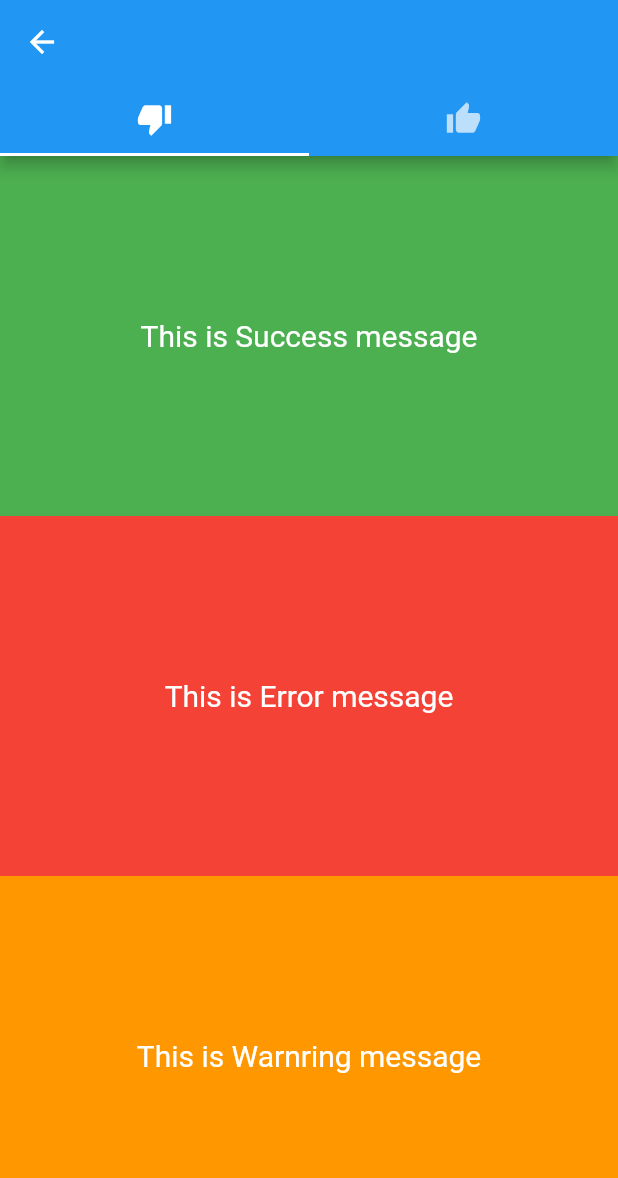
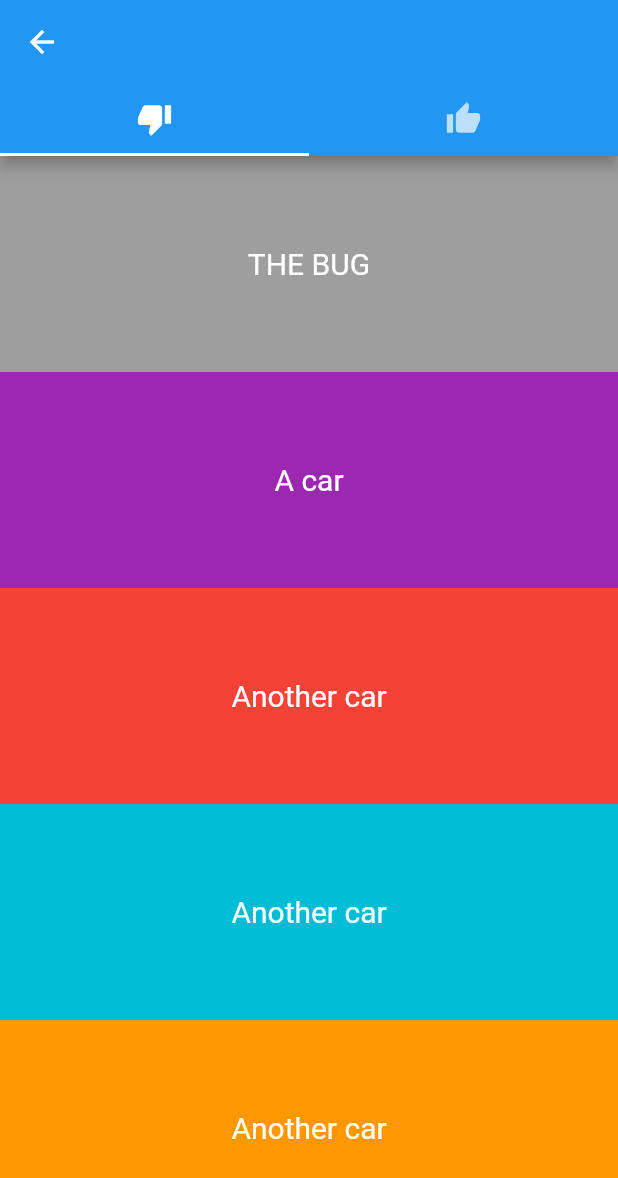
Before and after one commit to lukeurban/DoYouEvenFlutter, a Flutter app: the ApiEnumMapping screen opened by its route, on a phone screen of 412 x 824 dp. Shown: the top 1178 px of the screen. Run offline on Flutter 3.47's test engine with Material 2 defaults, Android fonts, the phone set to English and light mode, and no system bars.

Commit message:
ep2 refactors

```diff
--- a/lib/ep2_api_enum_mapping/api_enum_mapping.dart
+++ b/lib/ep2_api_enum_mapping/api_enum_mapping.dart
@@ -14,23 +14,33 @@ class _ApiEnumMappingState extends State<ApiEnumMapping> {
   List<Map<String, dynamic>> responseMock = [
     {
       'id': 1,
-      'name': 'This is Success message',
-      'status': 'SUCCESS',
+      'name': 'THE BUG',
+      'brand': 'VW',
     },
     {
-      'id': 1,
-      'name': 'This is Error message',
-      'status': 'ERROR',
+      'id': 2,
+      'name': 'A car',
+      'brand': 'BMW',
     },
     {
-      'id': 1,
-      'name': 'This is Warnring message',
-      'status': 'WARNRING',
+      'id': 3,
+      'name': 'Another car',
+      'brand': 'MERCEDES',
+    },
+    {
+      'id': 4,
+      'name': 'Another car',
+      'brand': 'TESLA',
+    },
+    {
+      'id': 5,
+      'name': 'Another car',
+      'brand': 'FORD',
     }
   ];
 
   Widget buildModelV1View() {
-    List<ApiModel> modelV1 = responseMock.map((jsonData) => ApiModel.fromJson(jsonData)).toList();
+    List<Car> modelV1 = responseMock.map((jsonData) => Car.fromJson(jsonData)).toList();
 
     TextStyle textStyle = TextStyle(color: Colors.white, fontSize: 20);
     return Container(
@@ -55,7 +65,7 @@ class _ApiEnumMappingState extends State<ApiEnumMapping> {
   }
 
   Widget buildModelV2View() {
-    List<ApiModel2> modelV2 = responseMock.map((jsonData) => ApiModel2.fromJson(jsonData)).toList();
+    List<Car2> modelV2 = responseMock.map((jsonData) => Car2.fromJson(jsonData)).toList();
     TextStyle textStyle = TextStyle(color: Colors.white, fontSize: 20);
     return Container(
       width: double.infinity,
@@ -78,17 +88,26 @@ class _ApiEnumMappingState extends State<ApiEnumMapping> {
     );
   }
 
-  Color modelV2BgColor(ApiModel2 model) {
+  Color modelV2BgColor(Car2 model) {
     Color color;
-    switch (model.status) {
-      case 'SUCCESS':
+    switch (model.brand) {
+      case 'VOLVO':
         color = Colors.green;
         break;
-      case 'ERROR':
+      case 'MERCEDES':
         color = Colors.red;
         break;
-      case 'WARNRING':
+      case 'BMW':
+        color = Colors.purple;
+        break;
+      case 'TESLA':
+        color = Colors.cyan;
+        break;
+      case 'FORD':
         color = Colors.orange;
+        break;
+      case 'VW':
+        color = Colors.grey;
         break;
       default:
         color = Colors.transparent;
@@ -96,17 +115,26 @@ class _ApiEnumMappingState extends State<ApiEnumMapping> {
     return color;
   }
 
-  Color modelV1BgColor(ApiModel model) {
+  Color modelV1BgColor(Car model) {
     Color color;
-    switch (model.status) {
-      case ApiModelStatus.Success:
+    switch (model.brand) {
+      case CarBrand.Volvo:
         color = Colors.green;
         break;
-      case ApiModelStatus.Error:
+      case CarBrand.Mercedes:
         color = Colors.red;
         break;
-      case ApiModelStatus.Warnring:
+      case CarBrand.BMW:
+        color = Colors.purple;
+        break;
+      case CarBrand.Tesla:
+        color = Colors.cyan;
+        break;
+      case CarBrand.Ford:
         color = Colors.orange;
+        break;
+      case CarBrand.VW:
+        color = Colors.grey;
         break;
       default:
         color = Colors.transparent;
--- a/lib/ep2_api_enum_mapping/api_model.dart
+++ b/lib/ep2_api_enum_mapping/api_model.dart
@@ -1,49 +1,58 @@
-class ApiModel {
+class Car {
   final int id;
   final String name;
-  final ApiModelStatus status;
-  ApiModel({
+  final CarBrand brand;
+  Car({
     this.id,
     this.name,
-    this.status,
+    this.brand,
   });
 
-  ApiModel.fromJson(Map<String, dynamic> json)
+  Car.fromJson(Map<String, dynamic> json)
       : id = json['id'],
         name = json['name'],
-        status = ResponseApiModelStatusMap[json['status']];
+        brand = ResponseCarBrandMap[json['brand']];
 }
 
-class ApiModel2 {
+class Car2 {
   final int id;
   final String name;
-  final String status;
-  ApiModel2({
+  final String brand;
+  Car2({
     this.id,
     this.name,
-    this.status,
+    this.brand,
   });
 
-  ApiModel2.fromJson(Map<String, dynamic> json)
+  Car2.fromJson(Map<String, dynamic> json)
       : id = json['id'],
         name = json['name'],
-        status = json['status'];
+        brand = json['brand'];
 }
 
-enum ApiModelStatus {
-  Success,
-  Error,
-  Warnring,
+enum CarBrand {
+  Volvo,
+  Mercedes,
+  BMW,
+  Tesla,
+  Ford,
+  VW,
 }
 
-const Map<String, ApiModelStatus> ResponseApiModelStatusMap = {
-  'SUCCESS': ApiModelStatus.Success,
-  'ERROR': ApiModelStatus.Error,
-  'WARNRING': ApiModelStatus.Warnring,
+const Map<String, CarBrand> ResponseCarBrandMap = {
+  'VOLVO': CarBrand.Volvo,
+  'MERCEDES': CarBrand.Mercedes,
+  'BMW': CarBrand.BMW,
+  'TESLA': CarBrand.Tesla,
+  'FORD': CarBrand.Ford,
+  'VW': CarBrand.VW,
 };
 
-const Map<ApiModelStatus, String> RequestApiModelStatusMap = {
-  ApiModelStatus.Success: 'SUCCESS',
-  ApiModelStatus.Error: 'ERROR',
-  ApiModelStatus.Warnring: 'WARNRING',
+const Map<CarBrand, String> RequestCarBrandMap = {
+  CarBrand.Volvo: 'VOLVO',
+  CarBrand.Mercedes: 'MERCEDES',
+  CarBrand.BMW: 'BMW',
+  CarBrand.Tesla: 'TESLA',
+  CarBrand.Ford: 'FORD',
+  CarBrand.VW: 'VW',
 };
```
Also changed, not shown: series_assets/EP2-thumb.png (added).
